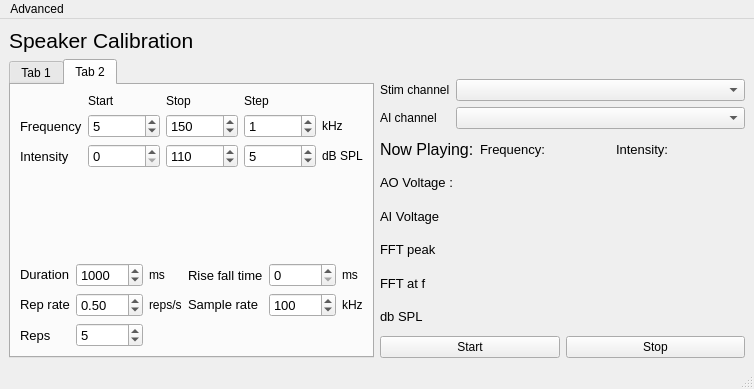
The window that calibration_window.ui (portfors-lab/sparkle) describes before a commit, drawn with Qt 5.
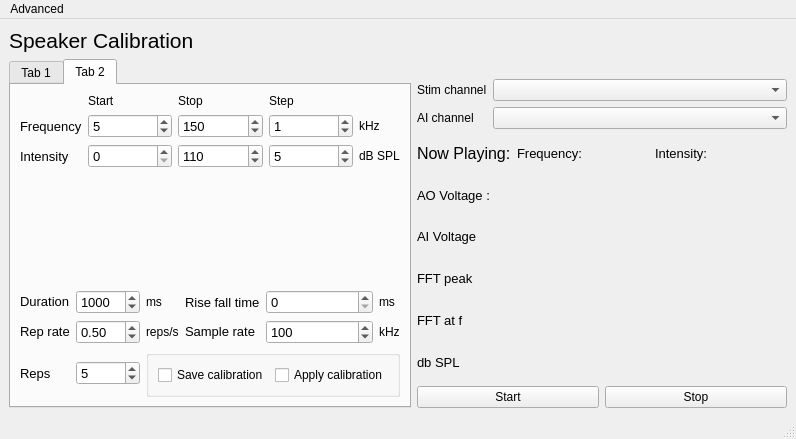
The same window after the commit. The open tabs and pages were chosen to show the change.

Commit message: Added save and apply calibration checkboxes to gui. Updated Device V floor warnings

What changed in the file:
```diff
--- a/calibration_window.ui
+++ b/calibration_window.ui
@@ -6,8 +6,8 @@
    <rect>
     <x>0</x>
     <y>0</y>
-    <width>754</width>
-    <height>389</height>
+    <width>796</width>
+    <height>439</height>
    </rect>
   </property>
   <property name="windowTitle">
@@ -769,6 +769,40 @@
               </property>
              </widget>
             </item>
+            <item row="2" column="2" colspan="4">
+             <widget class="QGroupBox" name="calgroup">
+              <property name="font">
+               <font>
+                <kerning>true</kerning>
+               </font>
+              </property>
+              <property name="title">
+               <string/>
+              </property>
+              <property name="flat">
+               <bool>false</bool>
+              </property>
+              <property name="checkable">
+               <bool>false</bool>
+              </property>
+              <layout class="QHBoxLayout" name="horizontalLayout_4">
+               <item>
+                <widget class="QCheckBox" name="savecal_ckbx">
+                 <property name="text">
+                  <string>Save calibration</string>
+                 </property>
+                </widget>
+               </item>
+               <item>
+                <widget class="QCheckBox" name="applycal_ckbx">
+                 <property name="text">
+                  <string>Apply calibration</string>
+                 </property>
+                </widget>
+               </item>
+              </layout>
+             </widget>
+            </item>
            </layout>
           </item>
          </layout>
@@ -970,7 +1004,7 @@
     <rect>
      <x>0</x>
      <y>0</y>
-     <width>754</width>
+     <width>796</width>
      <height>21</height>
     </rect>
    </property>
```
Left out of the diff: 52 changed lines with no effect on the pictures. The commit also changes 2 other files.
